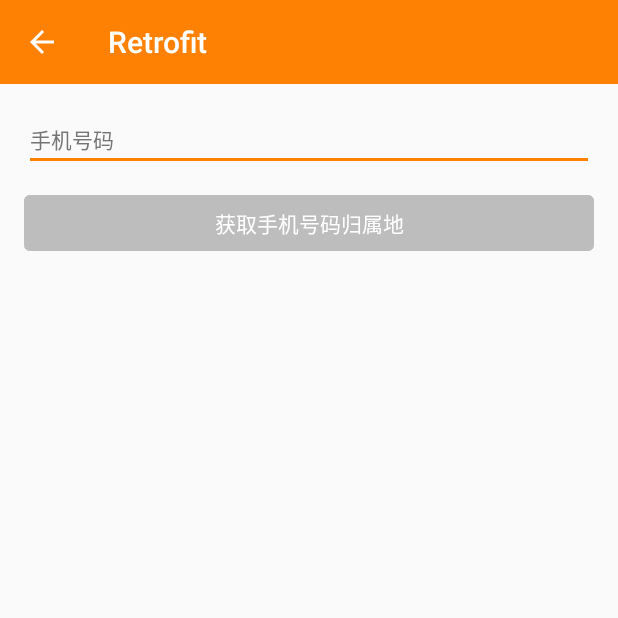
After one commit to sunfusheng/In-depthStudy, an Android app: the RetrofitActivity screen opened directly, with no data from a screen before it, on a phone screen of 412 x 824 dp, the top half of it. The commit adds this screen. Run offline under Robolectric (Android 15) with nearby library versions, the phone set to English and light mode, and no system bars; our stand-ins replace ButterKnife; libraries missing offline, so code that uses them is left out: com.afollestad.materialdialogs, com.orhanobut.logger, com.readystatesoftware.systembartint, de.devland.esperandro; 4 statements that could not run were skipped.

Commit message:
learn retrofit

```diff
--- a/app/src/main/AndroidManifest.xml
+++ b/app/src/main/AndroidManifest.xml
@@ -38,7 +38,11 @@
                 <category android:name="android.intent.category.LAUNCHER" />
             </intent-filter>
         </activity>
+
         <activity android:name=".ui.activity.OkHttpActivity"
+            android:screenOrientation="portrait"/>
+
+        <activity android:name=".ui.activity.RetrofitActivity"
             android:screenOrientation="portrait"/>
 
     </application>
--- a/app/src/main/java/com/sun/study/control/NavigateManager.java
+++ b/app/src/main/java/com/sun/study/control/NavigateManager.java
@@ -8,6 +8,7 @@ import android.os.Environment;
 import android.provider.MediaStore;
 
 import com.sun.study.ui.activity.OkHttpActivity;
+import com.sun.study.ui.activity.RetrofitActivity;
 
 import java.io.File;
 
@@ -44,4 +45,9 @@ public class NavigateManager {
         Intent intent = new Intent(context, OkHttpActivity.class);
         context.startActivity(intent);
     }
+
+    public static void gotoRetrofitActivity(Context context) {
+        Intent intent = new Intent(context, RetrofitActivity.class);
+        context.startActivity(intent);
+    }
 }
--- /dev/null
+++ b/app/src/main/java/com/sun/study/ui/activity/RetrofitActivity.java
@@ -0,0 +1,42 @@
+package com.sun.study.ui.activity;
+
+import android.os.Bundle;
+import android.support.v7.widget.Toolbar;
+import android.text.TextUtils;
+import android.view.View;
+import android.widget.EditText;
+
+import com.sun.study.R;
+import com.sun.study.framework.dialog.ToastTip;
+
+import butterknife.Bind;
+import butterknife.ButterKnife;
+
+/**
+ * Created by sunfusheng on 15/11/30.
+ */
+public class RetrofitActivity extends BaseActivity {
+
+    @Bind(R.id.toolbar)
+    Toolbar toolbar;
+    @Bind(R.id.et_num)
+    EditText etNum;
+
+    @Override
+    protected void onCreate(Bundle savedInstanceState) {
+        super.onCreate(savedInstanceState);
+        setContentView(R.layout.activity_retrofit);
+        ButterKnife.bind(this);
+
+        initToolBar(toolbar, true, "Retrofit");
+    }
+
+    public void getPhoneNumPlace(View v) {
+        String num = etNum.getText().toString().trim();
+        if (TextUtils.isEmpty(num) || num.length() != 11) {
+            ToastTip.show(this, "请输入有效的手机号码");
+            return ;
+        }
+    }
+
+}
--- a/app/src/main/java/com/sun/study/ui/fragment/NetworkFragment.java
+++ b/app/src/main/java/com/sun/study/ui/fragment/NetworkFragment.java
@@ -53,6 +53,9 @@ public class NetworkFragment extends BaseFragment implements View.OnClickListene
             case R.id.tv_okhttp:
                 NavigateManager.gotoOkHttpActivity(getActivity());
                 break;
+            case R.id.tv_retrofit:
+                NavigateManager.gotoRetrofitActivity(getActivity());
+                break;
         }
     }
 
--- /dev/null
+++ b/app/src/main/res/layout/activity_retrofit.xml
@@ -0,0 +1,27 @@
+<?xml version="1.0" encoding="utf-8"?>
+<LinearLayout xmlns:android="http://schemas.android.com/apk/res/android"
+    android:orientation="vertical"
+    android:layout_width="match_parent"
+    android:layout_height="match_parent"
+    android:fitsSystemWindows="true"
+    android:theme="@style/ThemeOverlay.AppCompat.Dark.ActionBar">
+
+    <include layout="@layout/app_toolbar"/>
+
+    <EditText
+        android:id="@+id/et_num"
+        style="@style/EtEditTextStyle"
+        android:layout_marginTop="16dp"
+        android:maxEms="11"
+        android:hint="手机号码"/>
+
+    <TextView
+        style="@style/TvButtonStyle"
+        android:text="获取手机号码归属地"
+        android:onClick="getPhoneNumPlace"/>
+
+    <TextView
+        android:id="@+id/tv_result"
+        style="@style/TvTextViewStyle"/>
+
+</LinearLayout>
--- a/app/src/main/res/layout/drawer_slide_header_layout.xml
+++ b/app/src/main/res/layout/drawer_slide_header_layout.xml
@@ -9,5 +9,4 @@
     android:paddingRight="10dp"
     android:theme="@style/ThemeOverlay.AppCompat.Dark">
 
-
 </LinearLayout>
--- a/app/src/main/res/values/styles.xml
+++ b/app/src/main/res/values/styles.xml
@@ -14,7 +14,7 @@
     <style name="AppTheme.AppBarOverlay" parent="ThemeOverlay.AppCompat.Dark.ActionBar"/>
     <style name="AppTheme.PopupOverlay" parent="ThemeOverlay.AppCompat.Light"/>
 
-    <style name="TvOrangeStyle">
+    <style name="TvButtonStyle">
         <item name="android:layout_width">match_parent</item>
         <item name="android:layout_height">wrap_content</item>
         <item name="android:background">@drawable/selector_orange_bg</item>
@@ -27,4 +27,27 @@
         <item name="android:textColor">#FFFFFF</item>
     </style>
 
+    <style name="TvTextViewStyle">
+        <item name="android:layout_width">match_parent</item>
+        <item name="android:layout_height">wrap_content</item>
+        <item name="android:padding">8dp</item>
+        <item name="android:layout_marginTop">8dp</item>
+        <item name="android:layout_marginBottom">8dp</item>
+        <item name="android:layout_marginLeft">16dp</item>
+        <item name="android:layout_marginRight">16dp</item>
+        <item name="android:textColor">@color/font_black_2</item>
+    </style>
+
+    <style name="EtEditTextStyle">
+        <item name="android:layout_width">match_parent</item>
+        <item name="android:layout_height">wrap_content</item>
+        <item name="android:layout_marginTop">8dp</item>
+        <item name="android:layout_marginBottom">8dp</item>
+        <item name="android:layout_marginLeft">16dp</item>
+        <item name="android:layout_marginRight">16dp</item>
+        <item name="android:textSize">14sp</item>
+        <item name="android:textColorHint">@color/font_black_3</item>
+        <item name="android:textColor">@color/font_black_2</item>
+    </style>
+
 </resources>
```
Also changed, not shown: app/src/main/res/layout/activity_okhttp.xml (+5 -28 lines), app/src/main/res/layout/fragment_network.xml (+5 -5 lines).
